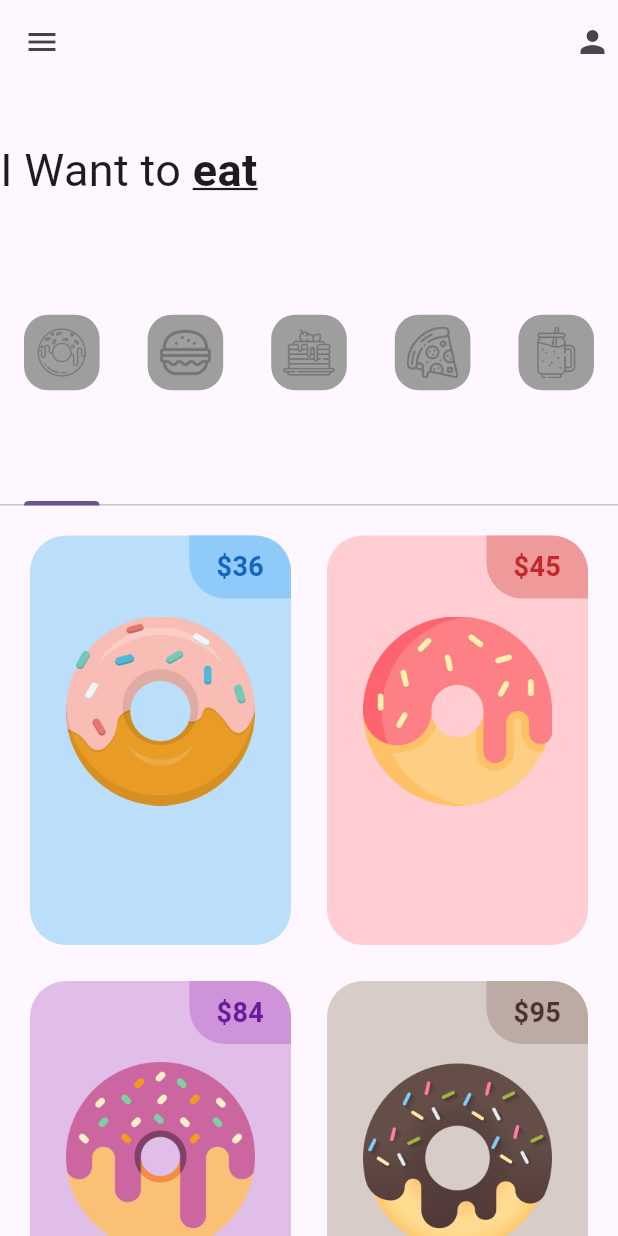
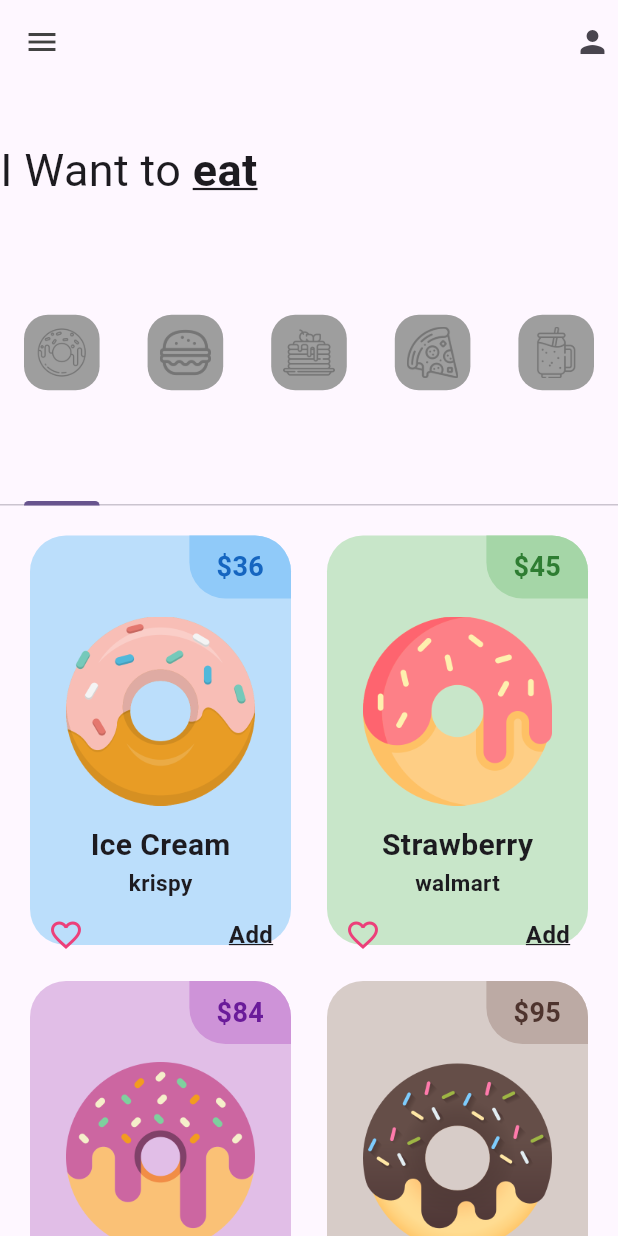
Before and after one commit to JoelSANQ/donut_app_2b_sanchez, a Flutter app: the screen it shows after launch, on a phone screen of 412 x 824 dp. Run offline on Flutter 3.47's test engine with Material 3 defaults, Android fonts, the phone set to English and light mode, and no system bars.

Commit message:
Description and Bottom Icons

```diff
--- a/lib/icons/tabs/donut_tab.dart
+++ b/lib/icons/tabs/donut_tab.dart
@@ -5,10 +5,10 @@ class DonutTab extends StatelessWidget {
   //Lista de donas
   final List donutsOnSale = [
     //[donutFlavor, donutPrice, donutColor, imageName]
-    ["Ice Cream", "36", Colors.blue, "lib/images/icecream_donut.png"],
-    ["Strawberry", "45", Colors.red, "lib/images/strawberry_donut.png"],
-    ["Grape Ape", "84", Colors.purple, "lib/images/grape_donut.png"],
-    ["Choco", "95", Colors.brown, "lib/images/chocolate_donut.png"],
+    ["Ice Cream","krispy", "36", Colors.blue, "lib/images/icecream_donut.png"],
+    ["Strawberry", "walmart", "45", Colors.green, "lib/images/strawberry_donut.png", ],
+    ["Grape Ape","soriana", "84", Colors.purple, "lib/images/grape_donut.png", ],
+    ["Choco", "donkin", "95", Colors.brown, "lib/images/chocolate_donut.png", ],
   ];
 
   DonutTab({super.key});
@@ -29,9 +29,10 @@ class DonutTab extends StatelessWidget {
         itemBuilder: (context, index) {
           return DonutTile(
             donutFLavor: donutsOnSale[index][0],
-            donutPrice: donutsOnSale[index][1],
-            donutColor: donutsOnSale[index][2],
-            imageName: donutsOnSale[index][3],
+            donutEnterprise: donutsOnSale [index][1],
+            donutPrice: donutsOnSale [index][2],
+            donutColor: donutsOnSale[index][3],
+            imageName: donutsOnSale[index][4],
           );
         });
   }
--- a/lib/utils/donut_tile.dart
+++ b/lib/utils/donut_tile.dart
@@ -6,13 +6,16 @@ class DonutTile extends StatelessWidget {
   //dynamic sera un tipo de color
   final dynamic donutColor;
   final String imageName;
+  final String donutEnterprise;
 
   const DonutTile(
       {super.key,
       required this.donutFLavor,
       required this.donutPrice,
       this.donutColor,
-      required this.imageName});
+      required this.imageName,
+      required this .donutEnterprise
+      });
 
   @override
   Widget build(BuildContext context) {
@@ -40,7 +43,8 @@ class DonutTile extends StatelessWidget {
                   horizontal: 18
                 ),
                 child: Text('\$$donutPrice',
-                style: TextStyle(fontWeight:
+                style:
+                TextStyle(fontWeight:
                 FontWeight.bold,
                 fontSize: 18,
                 color: donutColor[800]
@@ -52,9 +56,45 @@ class DonutTile extends StatelessWidget {
           //Donut Picture
           Padding(padding: const EdgeInsets.symmetric(vertical: 12, horizontal: 24),
           child: Image.asset(imageName),
-          )
+          ),
 
           //Donut Text
+        Text(donutFLavor,
+        style:
+        const TextStyle(
+          fontWeight: FontWeight.bold,
+          fontSize: 20),),
+
+        Text(donutEnterprise,
+        style:
+        const TextStyle(
+          fontWeight: FontWeight.bold,
+          fontSize: 15),
+          ),
+          Padding(
+            padding: const EdgeInsets.all(12.0),
+            child: Row(
+              mainAxisAlignment: MainAxisAlignment.spaceBetween,
+              children: [
+                Icon(
+                  Icons.favorite_border,
+                  color: Colors.pink[400],
+
+                ),
+              const Text(
+                "Add",
+                style:  TextStyle(
+                  fontSize: 16,
+                  fontWeight: FontWeight.bold,
+                  decoration: TextDecoration.underline,
+                ),
+              )
+              ],
+            ),)
+,
+        const SizedBox(
+          height: 4,
+        ),
 
           //Love icon + add button
         ]
```
